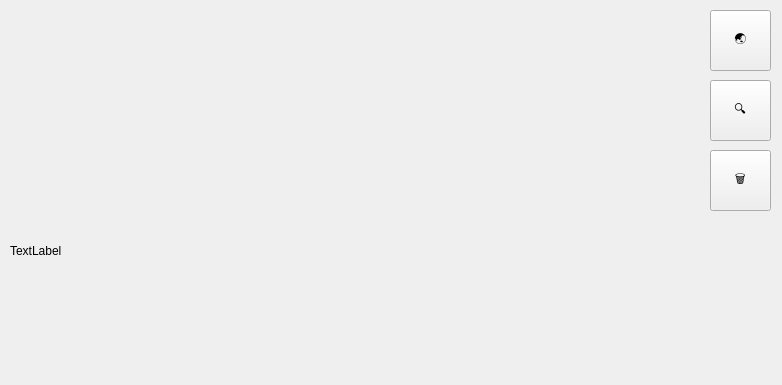
Old version of the form UI.ui in the repository ZeynX92/Big-task-on-the-Maps-API; both pictures show x 0 to 782 and y 0 to 385 of the 782 by 574 pixel window.
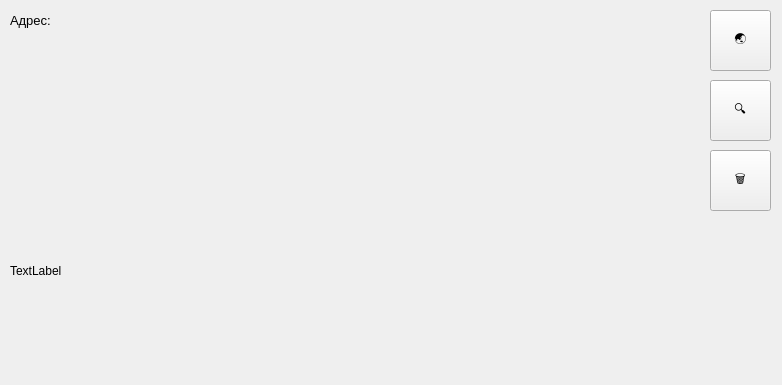
New version of the form.

```diff
--- a/UI.ui
+++ b/UI.ui
@@ -24,9 +24,9 @@
     <property name="geometry">
      <rect>
       <x>10</x>
-      <y>10</y>
+      <y>50</y>
       <width>681</width>
-      <height>481</height>
+      <height>441</height>
      </rect>
     </property>
     <property name="mouseTracking">
@@ -124,6 +124,24 @@
      <string>🗑</string>
     </property>
    </widget>
+   <widget class="QLabel" name="label_3">
+    <property name="geometry">
+     <rect>
+      <x>10</x>
+      <y>10</y>
+      <width>681</width>
+      <height>21</height>
+     </rect>
+    </property>
+    <property name="font">
+     <font>
+      <pointsize>10</pointsize>
+     </font>
+    </property>
+    <property name="text">
+     <string>Адрес: </string>
+    </property>
+   </widget>
   </widget>
   <widget class="QMenuBar" name="menubar">
    <property name="geometry">
```
